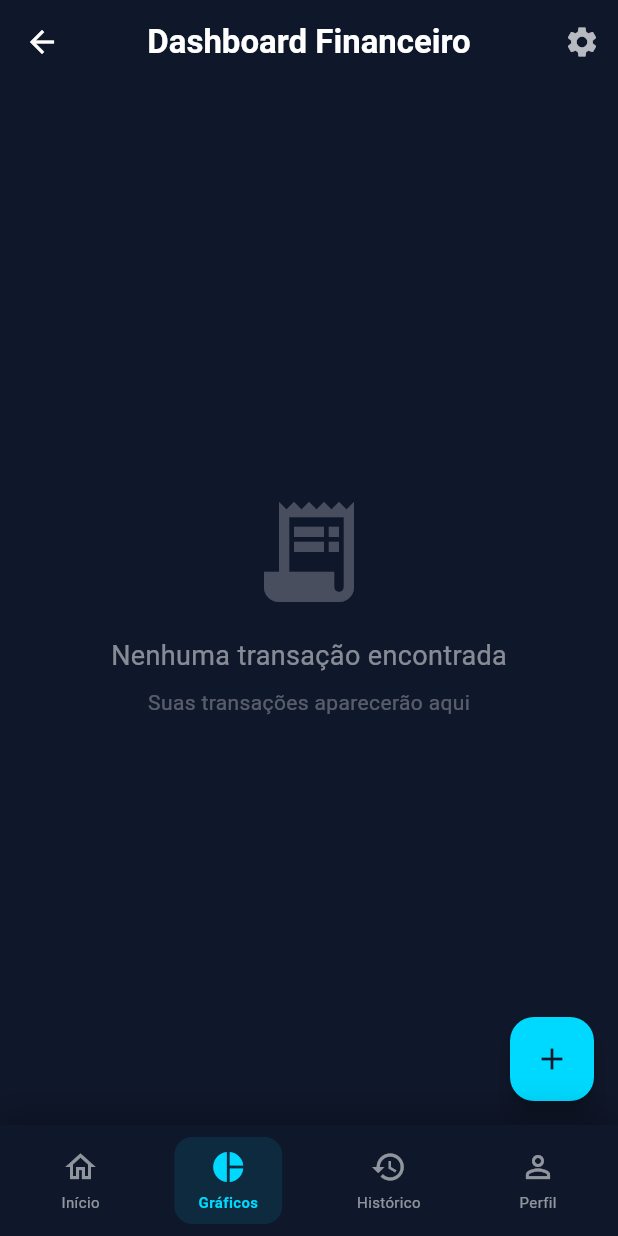
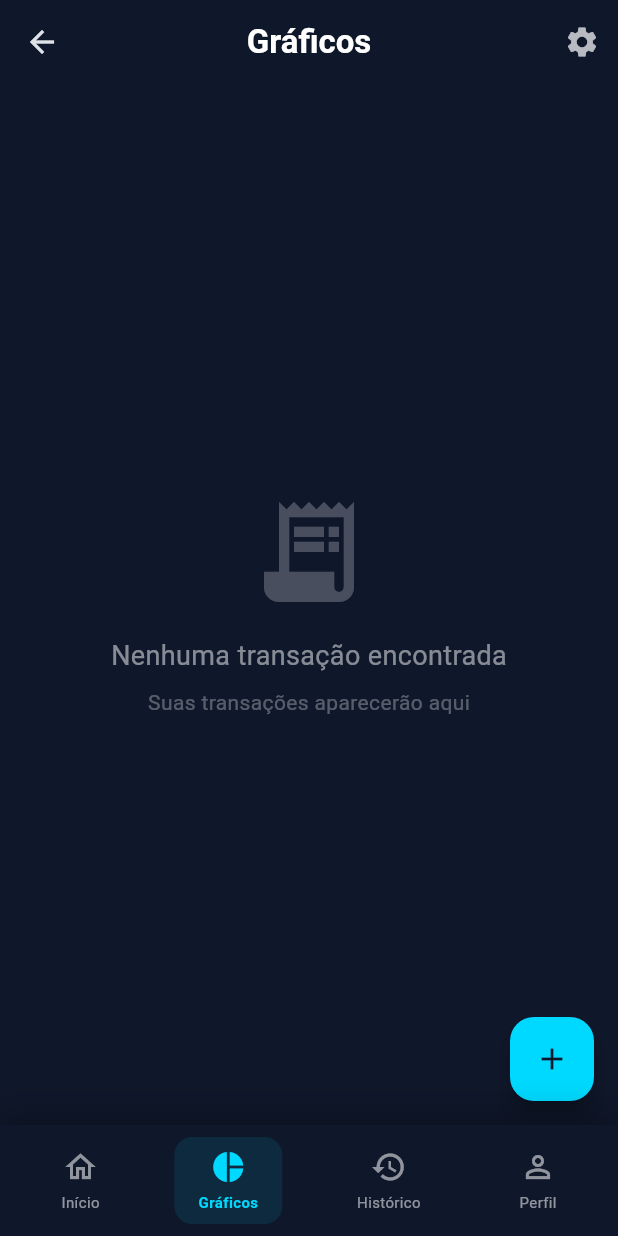
Before and after one commit to TerribleGeorge/Mentor_Financeiro, a Flutter app: the MainNavigation screen opened by its route, item 2 of the bottom bar chosen, on a phone screen of 412 x 824 dp. Run offline on Flutter 3.47's test engine with Material 3 defaults, Android fonts, the phone set to English and light mode, and no system bars; our stand-ins replace cloud_firestore, firebase_analytics, firebase_auth, firebase_core, firebase_messaging, fl_chart and 5 more; missing offline and left inert: purchases_flutter; accounts and stored records are empty.

Commit message:
feat: aba Gráficos dedicada e navegação por índice
Made-with: Cursor

```diff
--- a/mentor_financeiro/lib/app_pages.dart
+++ b/mentor_financeiro/lib/app_pages.dart
@@ -13,6 +13,7 @@ export 'pages/tela_estrategias.dart';
 
 export 'pages/home_screen.dart';
 export 'pages/relatorios_screen.dart';
+export 'pages/graficos_screen.dart';
 export 'pages/historico_screen.dart';
 export 'pages/perfil_screen.dart';
 export 'pages/main_navigation.dart';
--- /dev/null
+++ b/mentor_financeiro/lib/pages/graficos_screen.dart
@@ -0,0 +1,15 @@
+import 'package:flutter/material.dart';
+import 'relatorios_screen.dart';
+
+class GraficosScreen extends StatelessWidget {
+  const GraficosScreen({super.key});
+
+  @override
+  Widget build(BuildContext context) {
+    return const DashboardScreen(
+      title: 'Gráficos',
+      showBackButton: false,
+      chartsOnly: true,
+    );
+  }
+}
--- a/mentor_financeiro/lib/pages/main_navigation.dart
+++ b/mentor_financeiro/lib/pages/main_navigation.dart
@@ -2,24 +2,26 @@ import 'package:flutter/material.dart';
 import 'package:flutter/services.dart';
 import '../services/notification_listener_service.dart';
 import 'home_screen.dart';
-import 'relatorios_screen.dart';
+import 'graficos_screen.dart';
 import 'historico_screen.dart';
 import 'perfil_screen.dart';
 
 class MainNavigation extends StatefulWidget {
-  const MainNavigation({super.key});
+  final int initialIndex;
+
+  const MainNavigation({super.key, this.initialIndex = 0});
 
   @override
   State<MainNavigation> createState() => _MainNavigationState();
 }
 
 class _MainNavigationState extends State<MainNavigation> {
-  int _currentIndex = 0;
+  late int _currentIndex;
   final _notificationListener = NotificationListenerService();
 
   final List<Widget> _screens = [
     const HomeScreen(),
-    const DashboardScreen(),
+    const GraficosScreen(),
     const HistoricoScreen(),
     const PerfilScreen(),
   ];
@@ -27,6 +29,7 @@ class _MainNavigationState extends State<MainNavigation> {
   @override
   void initState() {
     super.initState();
+    _currentIndex = widget.initialIndex.clamp(0, _screens.length - 1);
     // Tenta iniciar captura automática via notificações (Android).
     // Se não tiver permissão, o sistema abre a tela de configuração.
     _notificationListener.iniciar();
--- a/mentor_financeiro/lib/pages/relatorios_screen.dart
+++ b/mentor_financeiro/lib/pages/relatorios_screen.dart
@@ -12,7 +12,16 @@ import '../widgets/dica_card.dart';
 import '../widgets/nota_saude_circle.dart';
 
 class DashboardScreen extends StatefulWidget {
-  const DashboardScreen({super.key});
+  final String title;
+  final bool showBackButton;
+  final bool chartsOnly;
+
+  const DashboardScreen({
+    super.key,
+    this.title = 'Dashboard Financeiro',
+    this.showBackButton = true,
+    this.chartsOnly = false,
+  });
 
   @override
   State<DashboardScreen> createState() => _DashboardScreenState();
@@ -88,15 +97,17 @@ class _DashboardScreenState extends State<DashboardScreen> {
       backgroundColor: const Color(0xFF0F172A),
       appBar: AppBar(
         backgroundColor: const Color(0xFF0F172A),
-        title: const Text(
-          'Dashboard Financeiro',
+        title: Text(
+          widget.title,
           style: TextStyle(color: Colors.white, fontWeight: FontWeight.bold),
         ),
         centerTitle: true,
-        leading: IconButton(
+        leading: widget.showBackButton
+            ? IconButton(
                 icon: const Icon(Icons.arrow_back, color: Colors.white),
                 onPressed: () => Navigator.pop(context),
-        ),
+              )
+            : null,
         actions: [
           IconButton(
             icon: const Icon(Icons.settings, color: Colors.white70),
@@ -223,6 +234,7 @@ class _DashboardScreenState extends State<DashboardScreen> {
             child: Column(
               crossAxisAlignment: CrossAxisAlignment.start,
               children: [
+                if (!widget.chartsOnly) ...[
                   if (_notaSaude != null) ...[
                     PremiumWrapper(
                       feature: 'Nota de Saúde Financeira',
@@ -236,6 +248,7 @@ class _DashboardScreenState extends State<DashboardScreen> {
                       child: DicaCarousel(dicas: _dicas),
                     ),
                     const SizedBox(height: 20),
+                  ],
                 ],
                 _buildMonthSelector(),
                 const SizedBox(height: 16),
@@ -255,8 +268,10 @@ class _DashboardScreenState extends State<DashboardScreen> {
                   feature: 'Análise avançada (últimos 7 dias)',
                   child: _buildCandleStickChart(transacoes),
                 ),
+                if (!widget.chartsOnly) ...[
                   const SizedBox(height: 24),
                   _buildRecentTransactions(transacoes.take(5).toList()),
+                ],
               ],
             ),
           );
```
Also changed, not shown: mentor_financeiro/lib/main.dart (+17 -2 lines), mentor_financeiro/lib/pages/home_screen.dart (+21 -3 lines). Lines whose indentation alone changed are shown as unchanged.
